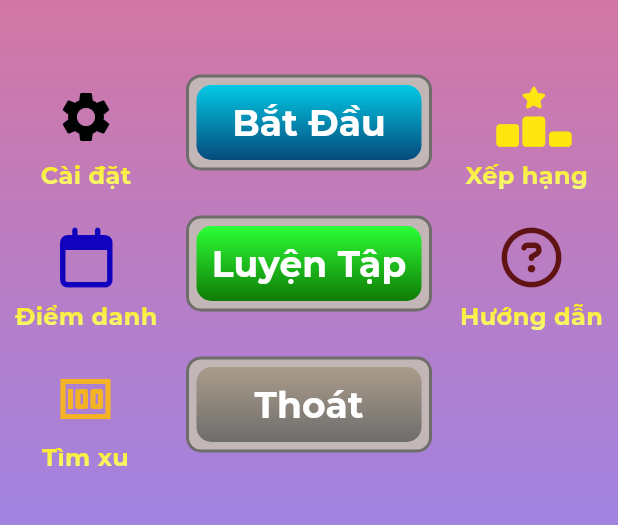
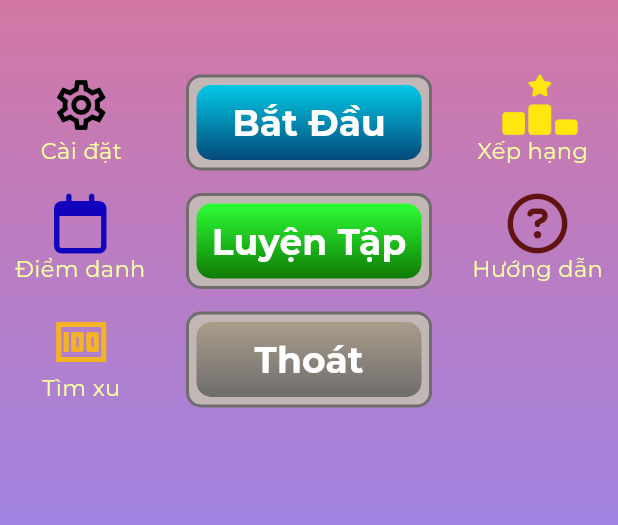
Before and after one commit to leehungw/Blackjack, a Flutter app: the HomeScreen screen opened by its route, on a phone screen of 412 x 824 dp, the part 470-995 px from its top. Run offline on Flutter 3.47's test engine with Material 3 defaults, Android fonts, the phone set to English and light mode, and no system bars; drawn by our look-alikes of percent_indicator, simple_gradient_text; our stand-ins replace cloud_firestore, email_validator, firebase_auth, firebase_core, font_awesome_flutter, gap and 4 more; missing offline and left inert: firebase_ui_auth, mailer; accounts and stored records are empty; network calls fail.

Commit message:
fix firebase and UI in home screen

```diff
--- a/lib/home_features/home_screen.dart
+++ b/lib/home_features/home_screen.dart
@@ -192,7 +192,7 @@ class _HomeScreenState extends State<HomeScreen> {
                               alignment: Alignment.centerLeft,
                               child: CustomIconButton(
                                 color: Palette.black,
-                                icon: Icons.settings,
+                                icon: Icons.settings_outlined,
                                 gradient: LinearGradient(
                                   begin: Alignment.topCenter,
                                   end: Alignment.bottomCenter,
--- a/lib/style/palette.dart
+++ b/lib/style/palette.dart
@@ -59,4 +59,7 @@ class Palette {
   static const Color settingDialogButtonText = Color(0xFF049D00);
   static const Color rollCallIcon = Color(0xFF1102BE);
   static const Color coinGrind = Color(0xFFF4B325);
+
+  //Home Screen
+  static const Color labelFunctionText = Color(0xFFF8FFA1);
 }
--- a/lib/widgets/custom_icon_button.dart
+++ b/lib/widgets/custom_icon_button.dart
@@ -23,29 +23,28 @@ class CustomIconButton extends StatelessWidget {
 
   @override
   Widget build(BuildContext context) {
-    return Column(
-      children: [
-        IconButton(
-          iconSize: size,
-          icon: Icon(
+    return GestureDetector(
+      onTap: () {
+        onPressed;
+      },
+      child: Column(
+        children: [
+          Icon(
             icon,
             size: size,
             // gradient: gradient,
             color: color,
           ),
-          onPressed: onPressed,
-        ),
-        GradientText(
-          text,
-          gradientDirection: GradientDirection.ttb,
-          style: TextStyles.defaultStyle
-              .copyWith(fontWeight: FontWeight.bold, fontSize: 16),
-          colors: const [
-            Palette.titleTextGradientTop,
-            Palette.titleTextGradientBottom,
-          ],
-        ),
-      ],
+          Text(
+            text,
+            style: TextStyles.defaultStyle.copyWith(
+              fontWeight: FontWeight.normal,
+              fontSize: 15,
+              color: Palette.labelFunctionText,
+            ),
+          ),
+        ],
+      ),
     );
   }
 }
```
Also changed, not shown: lib/main_menu/login_screen.dart (+28 -4 lines), lib/setting_screen.dart (added).
